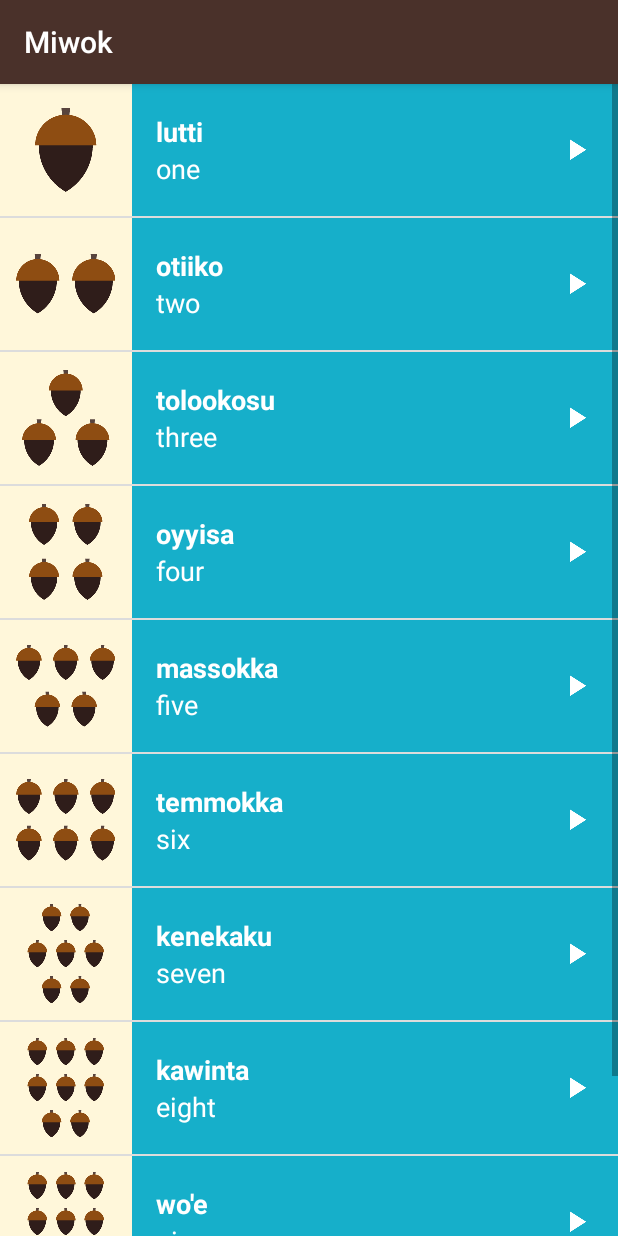
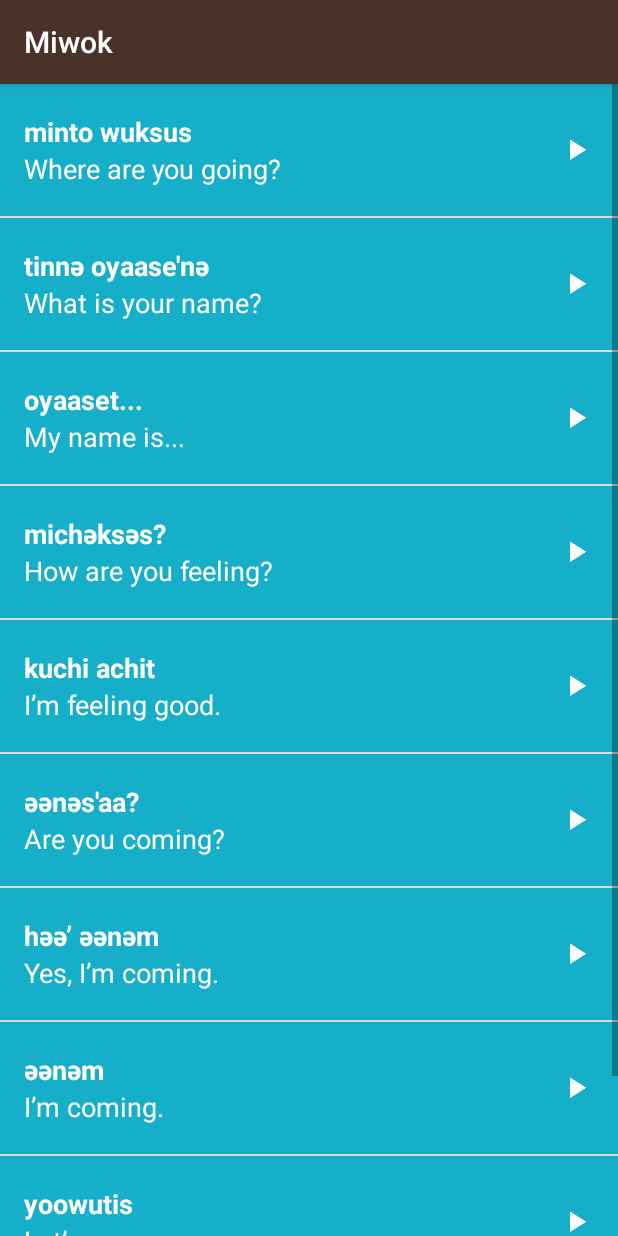
Before and after one commit to davo-faulkner/Miwok, an Android app: the fragment PhrasesFragment shown on its own in the app's theme, on a phone screen of 412 x 824 dp. Run offline under Robolectric (Android 15) with nearby library versions, the light colour scheme and no system bars.

Commit message:
Copy all code from Activities to Fragments (swipable, no errors)

```diff
--- a/app/src/main/java/com/example/android/miwok/PhrasesFragmant.java
+++ b/app/src/main/java/com/example/android/miwok/PhrasesFragment.java
@@ -20,7 +20,7 @@ import static android.media.AudioManager.AUDIOFOCUS_LOSS_TRANSIENT_CAN_DUCK;
 /**
  * A simple {@link Fragment} subclass.
  */
-public class PhrasesFragmant extends Fragment {
+public class PhrasesFragment extends Fragment {
 
     private MediaPlayer mMediaPlayer;
     private AudioManager mAudioManager;
@@ -51,7 +51,7 @@ public class PhrasesFragmant extends Fragment {
     };
 
 
-    public PhrasesFragmant() {
+    public PhrasesFragment() {
         // Required empty public constructor
     }
 
@@ -64,16 +64,16 @@ public class PhrasesFragmant extends Fragment {
         mAudioManager = (AudioManager) getActivity().getSystemService(Context.AUDIO_SERVICE);
 
         final ArrayList<Word> words = new ArrayList<>();
-        words.add(new Word("one", "lutti", R.drawable.number_one, R.raw.number_one));
-        words.add(new Word("two", "otiiko", R.drawable.number_two, R.raw.number_two));
-        words.add(new Word("three", "tolookosu", R.drawable.number_three, R.raw.number_three));
-        words.add(new Word("four", "oyyisa", R.drawable.number_four, R.raw.number_four));
-        words.add(new Word("five", "massokka", R.drawable.number_five, R.raw.number_five));
-        words.add(new Word("six", "temmokka", R.drawable.number_six, R.raw.number_six));
-        words.add(new Word("seven", "kenekaku", R.drawable.number_seven, R.raw.number_seven));
-        words.add(new Word("eight", "kawinta", R.drawable.number_eight, R.raw.number_eight));
-        words.add(new Word("nine", "wo'e", R.drawable.number_nine, R.raw.number_nine));
-        words.add(new Word("ten", "na'aacha", R.drawable.number_ten, R.raw.number_ten));
+        words.add(new Word("Where are you going?", "minto wuksus", R.raw.phrase_where_are_you_going));
+        words.add(new Word("What is your name?", "tinnә oyaase'nә", R.raw.phrase_what_is_your_name));
+        words.add(new Word("My name is...", "oyaaset...", R.raw.phrase_my_name_is));
+        words.add(new Word("How are you feeling?", "michәksәs?", R.raw.phrase_how_are_you_feeling));
+        words.add(new Word("I’m feeling good.", "kuchi achit", R.raw.phrase_im_feeling_good));
+        words.add(new Word("Are you coming?", "әәnәs'aa?", R.raw.phrase_are_you_coming));
+        words.add(new Word("Yes, I’m coming.", "hәә’ әәnәm", R.raw.phrase_yes_im_coming));
+        words.add(new Word("I’m coming.", "әәnәm", R.raw.phrase_im_coming));
+        words.add(new Word("Let’s go.", "yoowutis", R.raw.phrase_lets_go));
+        words.add(new Word("Come here.", "әnni'nem", R.raw.phrase_come_here));
 
         WordAdapter adapter = new WordAdapter(getActivity(), words, R.color.category_phrases);
 
```
Also changed, not shown: app/src/main/java/com/example/android/miwok/ColorsFragment.java (+8 -10 lines), app/src/main/java/com/example/android/miwok/FamilyFragment.java (+10 -10 lines), app/src/main/java/com/example/android/miwok/MainActivity.java (+7 -65 lines), app/src/main/java/com/example/android/miwok/SimpleFragmentPagerAdapter.java (added, +33 -0 lines), app/src/main/res/layout/activity_main.xml (+23 -51 lines).
